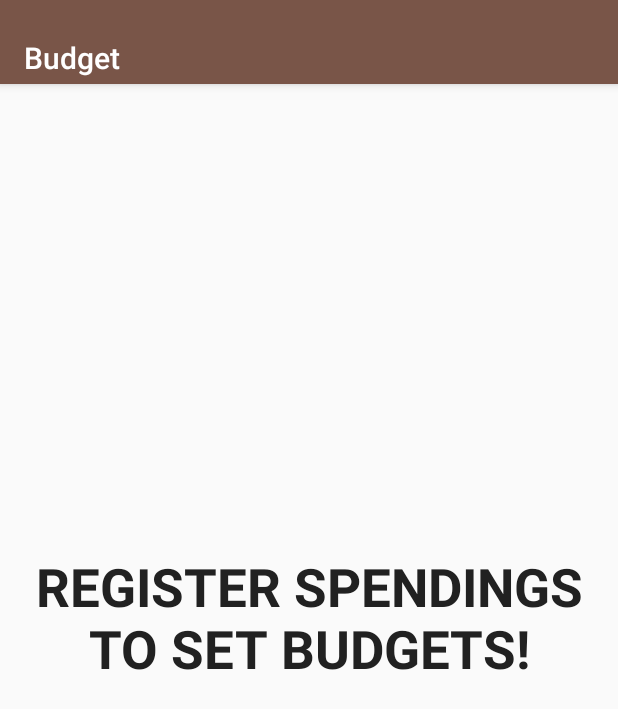
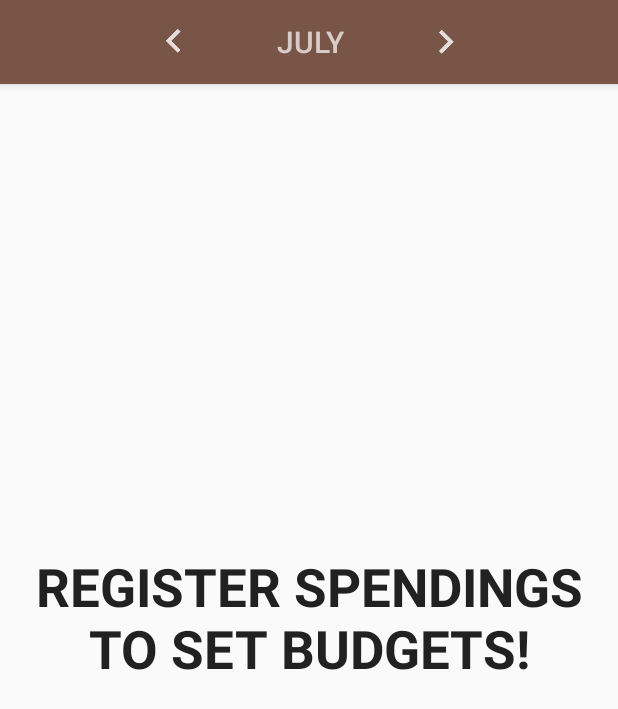
Before and after one commit to fabio2035/Capstone_Project_2, an Android app: the screen it shows after launch (BudgetActivity), after a tap on "BUDGET", on a phone screen of 412 x 824 dp. Shown: the top 709 px of the screen. Run offline under Robolectric (Android 15) with nearby library versions, the phone set to English and light mode, and no system bars; our stand-ins replace AdMob; 1 statement that could not run was skipped.

Commit message:
Finalized ViewPager Scheme; Finished with layout tuning of Statement

```diff
--- a/app/src/main/java/com/example/fbrigati/myfinance/adapters/BudgetAdapter.java
+++ b/app/src/main/java/com/example/fbrigati/myfinance/adapters/BudgetAdapter.java
@@ -51,11 +51,11 @@ public class BudgetAdapter extends CursorAdapter {
 
         ViewHolder viewHolder = (ViewHolder) view.getTag();
 
-        String category = cursor.getString(3);
+        String category = cursor.getString(0);
 
-        Double spent = cursor.getDouble(5);
+        Double spent = cursor.getDouble(1);
 
-        Double goal = cursor.getDouble(4);
+        Double goal = cursor.getDouble(2);
 
         Double percentage = spent/goal*100;
 
--- /dev/null
+++ b/app/src/main/java/com/example/fbrigati/myfinance/data/BudgetLoader.java
@@ -0,0 +1,27 @@
+package com.example.fbrigati.myfinance.data;
+
+import android.content.Context;
+import android.net.Uri;
+import android.support.v4.content.CursorLoader;
+
+/**
+ * Created by FBrigati on 21/07/2017.
+ */
+
+public class BudgetLoader extends CursorLoader {
+
+
+    public static BudgetLoader newInstance(Context context, int month){
+
+        return new BudgetLoader(context,
+                DataContract.BudgetEntry.buildBudgetMonth(month),
+                null,
+                null,
+                null,
+                null);
+    }
+
+    private BudgetLoader(Context context, Uri uri, String[] projection, String selection, String[] selectionArgs, String sortOrder) {
+        super(context, uri, projection, selection, selectionArgs, sortOrder);
+    }
+}
--- a/app/src/main/java/com/example/fbrigati/myfinance/ui/BudgetActivity.java
+++ b/app/src/main/java/com/example/fbrigati/myfinance/ui/BudgetActivity.java
@@ -4,18 +4,24 @@ import android.content.ContentValues;
 import android.database.Cursor;
 import android.os.Bundle;
 import android.support.v4.app.DialogFragment;
+import android.support.v4.app.Fragment;
+import android.support.v4.app.FragmentManager;
+import android.support.v4.app.FragmentStatePagerAdapter;
 import android.support.v4.app.LoaderManager;
 import android.support.v4.content.CursorLoader;
 import android.support.v4.content.Loader;
+import android.support.v4.view.ViewPager;
 import android.support.v7.app.AppCompatActivity;
 import android.support.v7.widget.Toolbar;
 import android.util.Log;
 import android.view.View;
 import android.widget.AdapterView;
+import android.widget.ImageButton;
 import android.widget.ListView;
 import android.widget.TextView;
 
 import com.example.fbrigati.myfinance.R;
+import com.example.fbrigati.myfinance.Utility;
 import com.example.fbrigati.myfinance.adapters.BudgetAdapter;
 import com.example.fbrigati.myfinance.data.DataContract;
 import com.example.fbrigati.myfinance.elements.Budget;
@@ -28,7 +34,7 @@ import java.util.Calendar;
  * Created by FBrigati on 07/05/2017.
  */
 
-public class BudgetActivity extends AppCompatActivity implements LoaderManager.LoaderCallbacks<Cursor>,
+public class BudgetActivity extends AppCompatActivity implements BudgetFragment.Callback,
 BudgetSetDialog.setBudgetGoalListener{
 
     final static String LOG_TAG = BudgetActivity.class.getSimpleName();
@@ -37,23 +43,17 @@ BudgetSetDialog.setBudgetGoalListener{
 
     public static final int BUDGET_LOADER = 5;
 
-    private ArrayList<Budget> itemList;
+    private int lastPosition;
 
-    private TextView emptyView;
-    private ListView budgetList;
+    private static final int NUM_PAGES = 12;
+    private int startMonth;
+    private ViewPager mPager;
+    private BudgetActivity.BudgetPagerAdapter mPagerAdapter;
 
-    public Budget[] budgetItem = {
-      new Budget("2017","05","Transport",15000f,123456,"Transport Desc",154.00f)
-    };
-
-    BudgetAdapter budgetAdapter;
-
-
-    @Override
-    public void onSaveInstanceState(Bundle outState) {
-        outState.putParcelableArrayList(ID_MESSAGE, itemList);
-        super.onSaveInstanceState(outState);
-    }
+    private Toolbar toolbarView;
+    private ImageButton bakBtn;
+    private ImageButton fwdBtn;
+    private TextView monthLabel;
 
 
     @Override
@@ -61,107 +61,103 @@ BudgetSetDialog.setBudgetGoalListener{
         super.onCreate(savedInstanceState);
         //addDummyData();
 
-            setContentView(R.layout.activity_budget);
-
-        if(savedInstanceState == null){
-            //Create new test Item for Budget
-            itemList = new ArrayList<Budget>(Arrays.asList(budgetItem));
-        }else{
-            itemList = savedInstanceState.getParcelableArrayList(ID_MESSAGE);
-        }
-
-        getSupportLoaderManager().initLoader(BUDGET_LOADER, null, this);
-
-        budgetAdapter = new BudgetAdapter(this, null, 0);
-
-
-        emptyView = (TextView) findViewById(R.id.empty_budget);
-
-        budgetList = (ListView) findViewById(R.id.budget_list);
+        setContentView(R.layout.activity_budget);
 
         //Get reference to the listView and attach adapter to it
-        Toolbar toolbarView = (Toolbar) findViewById(R.id.toolbar);
+        toolbarView = (Toolbar) findViewById(R.id.toolbar);
 
-        toolbarView.setTitle(R.string.toolbar_budget_title);
+        toolbarView.setTitle("");
 
-        budgetList.setOnItemClickListener(new AdapterView.OnItemClickListener() {
+        bakBtn = (ImageButton) findViewById(R.id.bkbtn);
+
+        monthLabel = (TextView) findViewById(R.id.monthlbl);
+
+        bakBtn.setOnClickListener(new View.OnClickListener() {
             @Override
-            public void onItemClick(AdapterView<?> parent, View view, int position, long id) {
-                String title = ((TextView) view.findViewById(R.id.budgetTitle)).getText().toString();
-                DialogFragment editGoal = BudgetSetDialog.newInstance(title, id);
-                editGoal.show(getSupportFragmentManager(), "editMonth");
+            public void onClick(View v) {
+                mPager.setCurrentItem(mPager.getCurrentItem()-1);
             }
         });
 
-        budgetList.setAdapter(budgetAdapter);
+        fwdBtn = (ImageButton) findViewById(R.id.fwdbtn);
+
+        fwdBtn.setOnClickListener(new View.OnClickListener() {
+            @Override
+            public void onClick(View v) {
+                mPager.setCurrentItem(mPager.getCurrentItem()+1);
+            }
+        });
+
+        final Calendar c = Calendar.getInstance();
+        startMonth = c.get(Calendar.MONTH) +1;
+
+        mPager = (ViewPager) findViewById(R.id.budget_pager);
+        mPagerAdapter = new BudgetActivity.BudgetPagerAdapter(getSupportFragmentManager());
+        mPager.setAdapter(mPagerAdapter);
+        mPager.setCurrentItem(startMonth-1);
+        lastPosition = startMonth;
+
+        monthLabel.setText(Utility.getMonth(this,mPager.getCurrentItem()+1));
+        Utility.setNavigationMonth(this, startMonth);
+
+        mPager.setOnPageChangeListener(new ViewPager.OnPageChangeListener(){
+
+            @Override
+            public void onPageScrolled(int position, float positionOffset, int positionOffsetPixels) {
+            }
+
+            @Override
+            public void onPageSelected(int selectedPosition){
+
+                Log.v(LOG_TAG, "position: " + selectedPosition);
+                /*if(selectedPosition == 0){
+                    mPager.setCurrentItem(1);
+                }else*/ if(lastPosition > selectedPosition){
+                    //Subtract Month
+                    Log.v(LOG_TAG, "Swiped left, Selected Position:" + selectedPosition + " last Position: " + lastPosition);
+                    navigateMonth(0);
+                } else if(selectedPosition > lastPosition) {
+                    //Add month
+                    Log.v(LOG_TAG, "Swiped right, Selected Position:" + selectedPosition + " last Position: " + lastPosition);
+                    navigateMonth(1);
+                }
+                lastPosition = selectedPosition;
+            }
+
+            @Override
+            public void onPageScrollStateChanged(int arg0){
+            }
+        });
 
     }
 
+    private void navigateMonth(int i) {
 
+        int currentSetMonth = Utility.getNavigationMonth(this);
 
-    @Override
-    public Loader<Cursor> onCreateLoader(int id, Bundle args) {
-        switch (id){
-            case BUDGET_LOADER:
-                Log.v(LOG_TAG, "budget cursor loader called");
+        Log.v(LOG_TAG, "currentSetMonth " + currentSetMonth);
 
-                Calendar c = Calendar.getInstance();
-
-                int month = c.get(Calendar.MONTH)+1;
-
-                Log.v(LOG_TAG, "getting budget info for month: " + month);
-                return new CursorLoader(
-                        this,
-                        DataContract.BudgetEntry.buildBudgetMonth(month),
-                        null,
-                        null,
-                        null,
-                        null);
-
+        //move month forward or backwards depending on passed parameter
+        if(i==0 && currentSetMonth >= 2){
+            //move a month bak
+            Log.v(LOG_TAG, "subtracting month..");
+            Utility.setNavigationMonth(this, currentSetMonth-1);
+            mPagerAdapter.notifyDataSetChanged();
+        }else if(i==1 && currentSetMonth <= 11){
+            //move a month bak
+            Log.v(LOG_TAG, "adding month..");
+            Utility.setNavigationMonth(this, currentSetMonth+1);
+            mPagerAdapter.notifyDataSetChanged();
+        }else{
+            //Do nothing?
         }
-        return null;
+        monthLabel.setText(Utility.getMonth(this,mPager.getCurrentItem()+1));
     }
 
     @Override
-    public void onLoadFinished(Loader<Cursor> loader, Cursor data) {
-
-        switch (loader.getId()) {
-            case BUDGET_LOADER:
-
-                Log.v(LOG_TAG, "onLoadFinish method called. data with: " + data.getCount());
-
-                if (data != null && data.moveToFirst() && data.getCount() > 0) {
-                    updateEmptyView(1);
-                    budgetAdapter.swapCursor(data);
-                }else{
-                    updateEmptyView(0);
-                }
-
-                break;
-        }
-    }
-
-    @Override
-    public void onLoaderReset(Loader<Cursor> loader) {
-        Log.v(LOG_TAG, "Inside swapcursor...");
-        switch (loader.getId()){
-            case BUDGET_LOADER:
-                if(budgetAdapter != null)
-                    budgetAdapter.swapCursor(null);
-                break;
-        }
-    }
-
-
-
-    private void updateEmptyView(int flag) {
-        if(flag == 1){
-            budgetList.setVisibility(View.VISIBLE);
-            emptyView.setVisibility(View.GONE);
-        }else if(flag == 0){
-            budgetList.setVisibility(View.GONE);
-            emptyView.setVisibility(View.VISIBLE);
-        }
+    public void changeBudgetGoal(String title, long id) {
+        DialogFragment editGoal = BudgetSetDialog.newInstance(title, id);
+        editGoal.show(getSupportFragmentManager(), "editMonth");
     }
 
     @Override
@@ -177,4 +173,25 @@ BudgetSetDialog.setBudgetGoalListener{
                 null);
 
     }
+
+
+    private class BudgetPagerAdapter extends FragmentStatePagerAdapter {
+
+        public BudgetPagerAdapter(FragmentManager fm){
+            super(fm);
+        }
+
+        @Override
+        public Fragment getItem(int position) {
+            Log.v(LOG_TAG, "Pager Item position: " + position + "sending Position: " + position+1);
+            return BudgetFragment.newInstance(position+1);
+        }
+
+        @Override
+        public int getCount() {
+            return NUM_PAGES;
+        }
+
+    }
+
 }
--- /dev/null
+++ b/app/src/main/java/com/example/fbrigati/myfinance/ui/BudgetFragment.java
@@ -0,0 +1,155 @@
+package com.example.fbrigati.myfinance.ui;
+
+import android.content.ContentValues;
+import android.database.Cursor;
+import android.os.Bundle;
+import android.support.v4.app.DialogFragment;
+import android.support.v4.app.Fragment;
+import android.support.v4.app.LoaderManager;
+import android.support.v4.content.CursorLoader;
+import android.support.v4.content.Loader;
+import android.support.v7.widget.Toolbar;
+import android.util.Log;
+import android.view.LayoutInflater;
+import android.view.View;
+import android.view.ViewGroup;
+import android.widget.AdapterView;
+import android.widget.ListView;
+import android.widget.TextView;
+
+import com.example.fbrigati.myfinance.R;
+import com.example.fbrigati.myfinance.adapters.BudgetAdapter;
+import com.example.fbrigati.myfinance.data.BudgetLoader;
+import com.example.fbrigati.myfinance.data.DataContract;
+import com.example.fbrigati.myfinance.elements.Budget;
+
+import java.util.ArrayList;
+import java.util.Arrays;
+import java.util.Calendar;
+
+/**
+ * Created by FBrigati on 25/07/2017.
+ */
+
+public class BudgetFragment extends Fragment implements LoaderManager.LoaderCallbacks<Cursor>{
+
+    final static String LOG_TAG = BudgetActivity.class.getSimpleName();
+
+    public final static String ID_MESSAGE = "com.example.fbrigati.myfinance.ui.BudgetFragment.MESSAGE";
+
+    public static final int BUDGET_LOADER = 5;
+
+    private ArrayList<Budget> itemList;
+
+    private View rootView;
+    private TextView emptyView;
+    private ListView budgetList;
+
+    private int uMonth;
+    private Cursor mCursor;
+
+
+    BudgetAdapter budgetAdapter;
+
+    public interface Callback {
+        /*//**
+         * DetailFragmentCallback for when an item has been selected.
+         */
+        public void changeBudgetGoal(String title, long id);
+    }
+
+
+    static BudgetFragment newInstance(int month) {
+        Bundle arguments = new Bundle();
+        arguments.putInt(ID_MESSAGE, month);
+        BudgetFragment fragment = new BudgetFragment();
+        fragment.setArguments(arguments);
+        return fragment;
+    }
+
+
+    @Override
+    public View onCreateView(LayoutInflater inflater, ViewGroup container,
+                             Bundle savedInstanceState){
+
+        rootView = inflater.inflate(R.layout.fragment_budget, container, false);
+
+        Bundle arguments = getArguments();
+        if (arguments != null){
+            uMonth = arguments.getInt(ID_MESSAGE);
+        }
+
+        budgetAdapter = new BudgetAdapter(getActivity(), null, 0);
+
+        emptyView = (TextView) rootView.findViewById(R.id.empty_budget);
+
+        budgetList = (ListView) rootView.findViewById(R.id.budget_list);
+
+        budgetList.setOnItemClickListener(new AdapterView.OnItemClickListener() {
+            @Override
+            public void onItemClick(AdapterView<?> parent, View view, int position, long id) {
+                String title = ((TextView) view.findViewById(R.id.budgetTitle)).getText().toString();
+                ((Callback) getActivity()).changeBudgetGoal(title, id);
+                //editGoal.show(getFragmentManager(), "editMonth");
+            }
+        });
+
+        budgetList.setAdapter(budgetAdapter);
+
+        return rootView;
+
+    }
+
+
+    @Override
+    public void onActivityCreated(Bundle savedInstanceState){
+        super.onActivityCreated(savedInstanceState);
+        getLoaderManager().initLoader(BUDGET_LOADER, null, this);
+    }
+
+    @Override
+    public Loader<Cursor> onCreateLoader(int id, Bundle args) {
+        return BudgetLoader.newInstance(getContext(), uMonth);
+    }
+
+
+    @Override
+    public void onLoadFinished(Loader<Cursor> loader, Cursor data) {
+        mCursor = data;
+        switch (loader.getId()) {
+            case BUDGET_LOADER:
+
+                Log.v(LOG_TAG, "onLoadFinish method called. data with: " + mCursor.getCount());
+
+                if (mCursor != null && mCursor.moveToFirst() && mCursor.getCount() > 0) {
+                    updateEmptyView(1);
+                    budgetAdapter.swapCursor(mCursor);
+                }else{
+                    updateEmptyView(0);
+                }
+
+                break;
+        }
+    }
+
+    @Override
+    public void onLoaderReset(Loader<Cursor> loader) {
+        Log.v(LOG_TAG, "Inside swapcursor...");
+        budgetAdapter.swapCursor(null);
+        mCursor = null;
+    }
+
+
+
+    private void updateEmptyView(int flag) {
+        if(flag == 1){
+            budgetList.setVisibility(View.VISIBLE);
+            emptyView.setVisibility(View.GONE);
+        }else if(flag == 0){
+            budgetList.setVisibility(View.GONE);
+            emptyView.setVisibility(View.VISIBLE);
+        }
+    }
+
+
+}
--- a/app/src/main/res/layout/activity_budget.xml
+++ b/app/src/main/res/layout/activity_budget.xml
@@ -1,5 +1,4 @@
 <android.support.design.widget.CoordinatorLayout xmlns:android="http://schemas.android.com/apk/res/android"
-    xmlns:app="http://schemas.android.com/apk/res-auto"
     android:orientation="vertical"
     android:layout_width="match_parent"
     android:layout_height="match_parent"
@@ -9,38 +8,21 @@
         android:id="@+id/app_bar"
         android:layout_width="match_parent"
         android:layout_height="wrap_content"
+        android:paddingLeft="@dimen/loose_margin"
+        android:paddingStart="@dimen/loose_margin"
         android:theme="@style/AppTheme.AppBarOverlay">
 
         <include
             android:id="@+id/toolbar"
-            layout="@layout/toolbar" />
+            layout="@layout/item_month_picker" />
 
     </android.support.design.widget.AppBarLayout>
 
-    <ListView
-        android:id="@+id/budget_list"
+
+    <android.support.v4.view.ViewPager
         android:layout_width="match_parent"
         android:layout_height="match_parent"
-        android:groupIndicator="@android:color/transparent"
-        app:layout_behavior="@string/appbar_scrolling_view_behavior"
-        android:layout_marginBottom="?attr/actionBarSize"
-        />
-
-
-    <!-- empty Budget -->
-    <TextView
-        android:id="@+id/empty_budget"
-        android:text="@string/empty_budget_list"
-        android:layout_width="match_parent"
-        android:layout_height="match_parent"
-        android:textAppearance="@style/WarningTextStyle"
-        android:gravity="center_horizontal|center_vertical"
-        android:paddingRight="@dimen/activity_horizontal_margin"
-        android:paddingEnd="@dimen/activity_horizontal_margin"
-        android:paddingLeft="@dimen/activity_horizontal_margin"
-        android:paddingStart="@dimen/activity_horizontal_margin"
-        android:paddingTop="@dimen/activity_vertical_margin"
-        android:paddingBottom="@dimen/activity_vertical_margin"
+        android:id="@+id/budget_pager"
         />
 
 </android.support.design.widget.CoordinatorLayout>
--- a/app/src/main/res/layout/activity_statement.xml
+++ b/app/src/main/res/layout/activity_statement.xml
@@ -42,10 +42,7 @@
         android:layout_width="match_parent"
         android:layout_height="match_parent"
         android:id="@+id/statement_pager"
-        >
-
-    </android.support.v4.view.ViewPager>
-
+        />
 
 
 
--- /dev/null
+++ b/app/src/main/res/layout/fragment_budget.xml
@@ -0,0 +1,34 @@
+<?xml version="1.0" encoding="utf-8"?>
+<LinearLayout xmlns:android="http://schemas.android.com/apk/res/android"
+    xmlns:app="http://schemas.android.com/apk/res-auto"
+    android:orientation="vertical"
+    android:layout_width="match_parent"
+    android:layout_height="match_parent">
+
+    <ListView
+        android:id="@+id/budget_list"
+        android:layout_width="match_parent"
+        android:layout_height="match_parent"
+        android:groupIndicator="@android:color/transparent"
+        app:layout_behavior="@string/appbar_scrolling_view_behavior"
+        android:layout_marginBottom="?attr/actionBarSize"
+        />
+
+
+    <!-- empty Budget -->
+    <TextView
+        android:id="@+id/empty_budget"
+        android:text="@string/empty_budget_list"
+        android:layout_width="match_parent"
+        android:layout_height="match_parent"
+        android:textAppearance="@style/WarningTextStyle"
+        android:gravity="center_horizontal|center_vertical"
+        android:paddingRight="@dimen/activity_horizontal_margin"
+        android:paddingEnd="@dimen/activity_horizontal_margin"
+        android:paddingLeft="@dimen/activity_horizontal_margin"
+        android:paddingStart="@dimen/activity_horizontal_margin"
+        android:paddingTop="@dimen/activity_vertical_margin"
+        android:paddingBottom="@dimen/activity_vertical_margin"
+        />
+
+</LinearLayout>
```
Also changed, not shown: app/src/main/java/com/example/fbrigati/myfinance/data/DataProvider.java (+40 -1 lines), app/src/main/java/com/example/fbrigati/myfinance/ui/BudgetSetDialog.java (+4 -4 lines), app/src/main/java/com/example/fbrigati/myfinance/ui/StatementActivity.java (+32 -0 lines), app/src/main/java/com/example/fbrigati/myfinance/ui/StatementFragment.java (+0 -17 lines).
